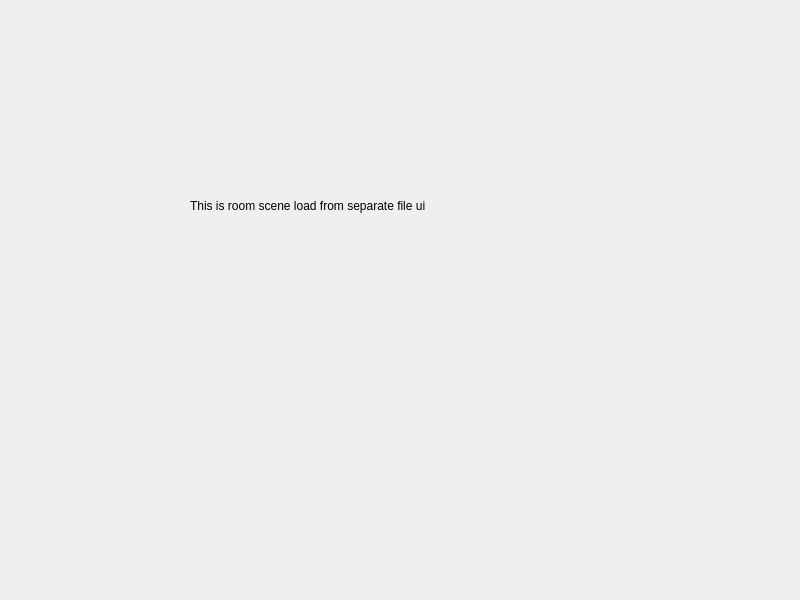
This is src/ui/ui_room_scene.ui in trung-kieen/hotel-booking-system as Qt 5 draws it before an edit. The edited form follows.
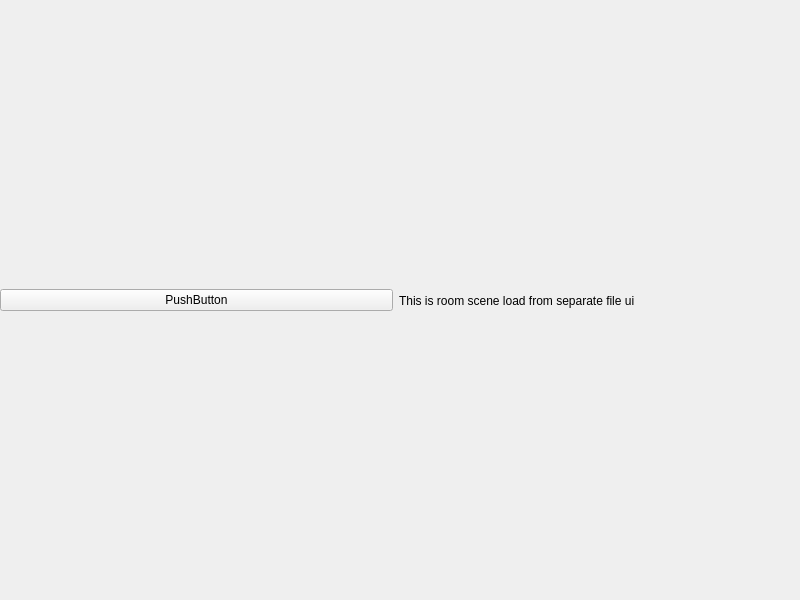
This is the edited form.

```diff
--- a/src/ui/ui_room_scene.ui
+++ b/src/ui/ui_room_scene.ui
@@ -13,18 +13,31 @@
   <property name="windowTitle">
    <string>Hotel</string>
   </property>
-  <widget class="QLabel" name="label">
+  <widget class="QWidget" name="containerQwidget" native="true">
    <property name="geometry">
     <rect>
-     <x>190</x>
-     <y>180</y>
-     <width>261</width>
-     <height>51</height>
+     <x>0</x>
+     <y>10</y>
+     <width>791</width>
+     <height>581</height>
     </rect>
    </property>
+   <layout class="QHBoxLayout" name="horizontalLayout">
+    <item>
+     <widget class="QPushButton" name="pushButton">
+      <property name="text">
+       <string>PushButton</string>
+      </property>
+     </widget>
+    </item>
+    <item>
+     <widget class="QLabel" name="label">
    <property name="text">
     <string>This is room scene load from separate file ui</string>
    </property>
+     </widget>
+    </item>
+   </layout>
   </widget>
  </widget>
  <resources/>
```
Lines whose indentation alone changed are shown as unchanged.
